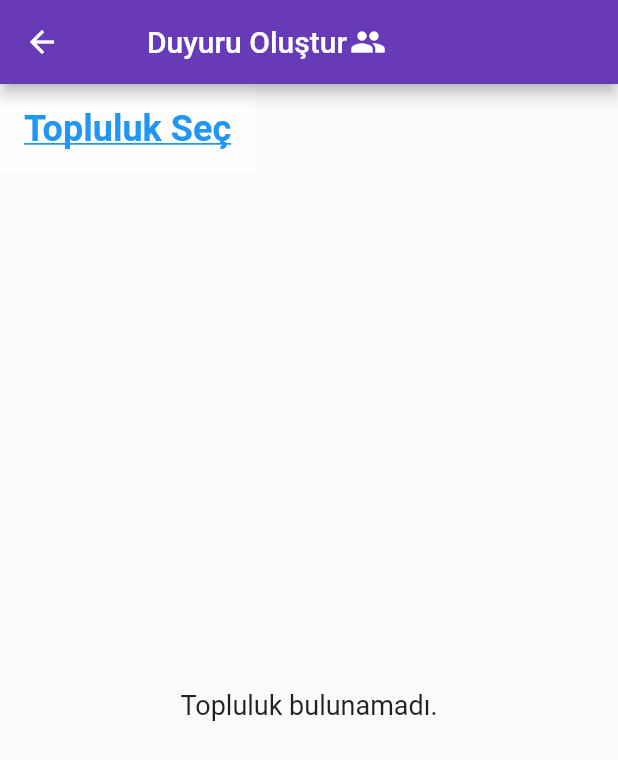
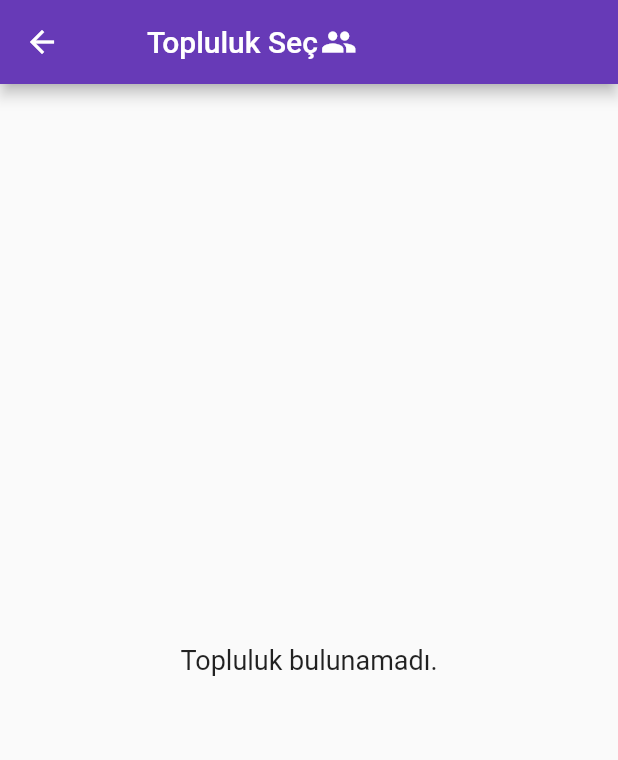
Before and after one commit to emircancavusoglu/publeet1, a Flutter app: the AnnounceAdmin screen opened directly, on a phone screen of 412 x 824 dp. Shown: the top 760 px of the screen. Run offline on Flutter 3.47's test engine with Material 2 defaults, Android fonts, the phone set to English and light mode, and no system bars; our stand-ins replace cloud_firestore, firebase_auth, firebase_core, fluttertoast, geocoding, geolocator and 2 more; missing offline and left inert: flutter_facebook_auth; accounts and stored records are empty.

Commit message:
announcement publish

```diff
--- a/lib/announcements_admin.dart
+++ b/lib/announcements_admin.dart
@@ -2,6 +2,7 @@ import 'package:flutter/material.dart';
 import 'package:cloud_firestore/cloud_firestore.dart';
 import 'package:firebase_auth/firebase_auth.dart';
 import 'package:publeet1/community_details.dart';
+import 'package:publeet1/create_announcements.dart';
 
 class AnnounceAdmin extends StatefulWidget {
   const AnnounceAdmin({Key? key}) : super(key: key);
@@ -32,7 +33,7 @@ class _AnnounceAdminState extends State<AnnounceAdmin> {
             SizedBox(
               width: 26,
             ),
-            Text("Duyuru Oluştur"),
+            Text("Topluluk Seç"),
             SizedBox(
               width: 2,
             ),
@@ -43,21 +44,7 @@ class _AnnounceAdminState extends State<AnnounceAdmin> {
       body: Column(
         crossAxisAlignment: CrossAxisAlignment.start,
         children: [
-          Container(
-            padding: const EdgeInsets.all(16),
-            color: Colors.white70, // Set the background color for the heading
-            child: const Text(
-              "Topluluk Seç", // Your heading text
-              style: TextStyle(
-                decoration: TextDecoration.underline,
-                fontSize: 24,
-                fontWeight: FontWeight.bold,
-                color: Colors.blue, // Set the text color for the heading
-              ),
-            ),
-          ),
           Expanded(
-            // Use the Expanded widget to allow the ListView to take remaining space
             child: StreamBuilder<List<String>>(
               stream: data.getData(currentUser!.email.toString()),
               builder: (context, snapshot) {
@@ -77,12 +64,7 @@ class _AnnounceAdminState extends State<AnnounceAdmin> {
                                   alignment: Alignment.centerLeft,
                                   child: TextButton(
                                     onPressed: () {
-                                      Navigator.push(
-                                        context,
-                                        MaterialPageRoute(
-                                          builder: (context) => CommunityDetails(communityName: communityNames[index]),
-                                        ),
-                                      );
+                                      Navigator.push(context, MaterialPageRoute(builder: (context) => CreateAnnouncements(communityName: communityNames[index],),));
                                     },
                                     child: Text(
                                       communityNames[index],
```
Also changed, not shown: lib/create_announcements.dart (added, +62 -0 lines).
